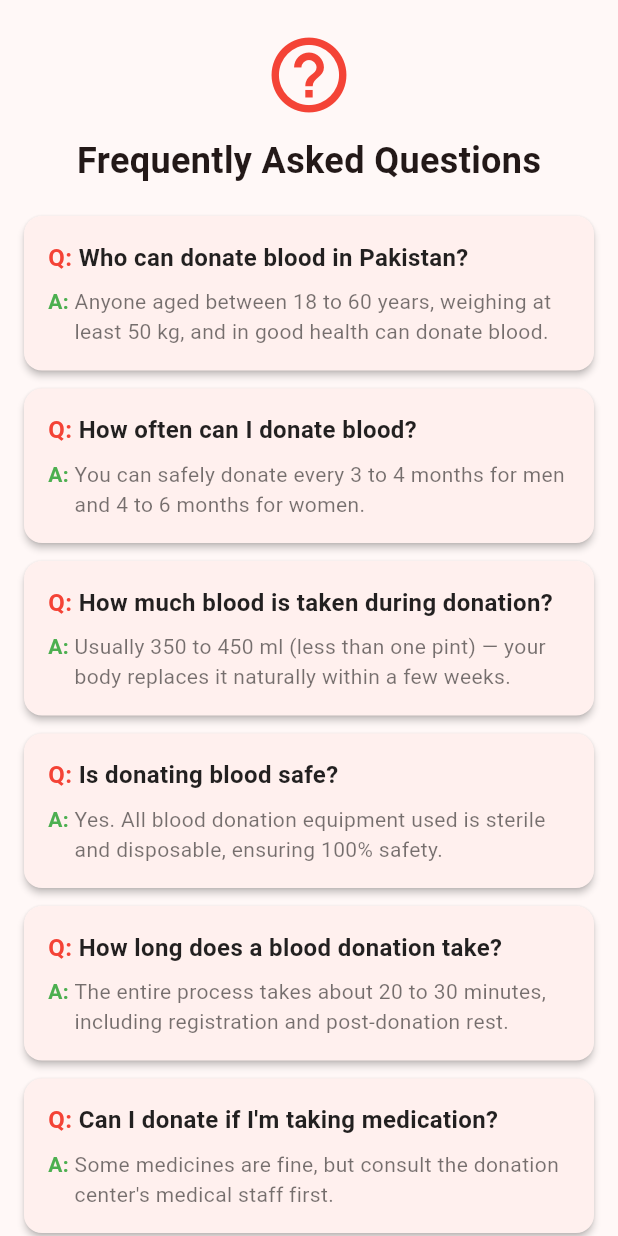
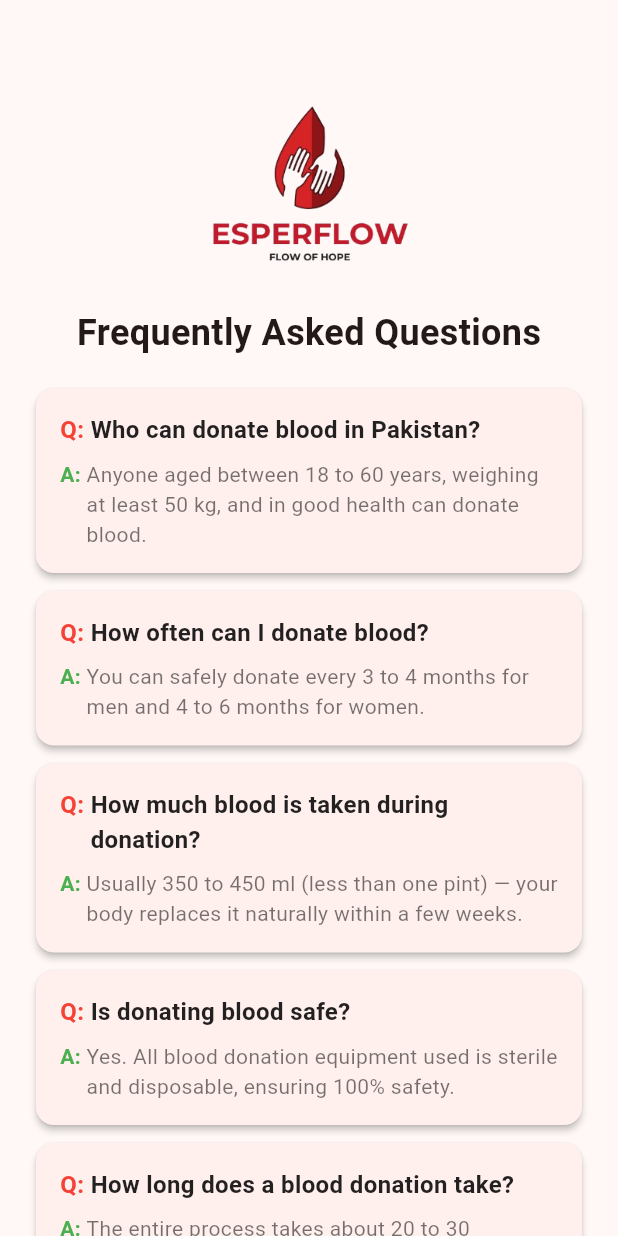
Before and after one commit to Abdul-Hadi-Jalil/EsperFlow, a Flutter app: the FaqScreen screen opened directly, on a phone screen of 412 x 824 dp. Run offline on Flutter 3.47's test engine with Material 3 defaults, Android fonts, the phone set to English and light mode, and no system bars.

Commit message:
made few adjustments in each screen.

```diff
--- a/lib/main.dart
+++ b/lib/main.dart
@@ -20,7 +20,7 @@ class MyApp extends StatelessWidget {
     return MaterialApp(
       title: 'Flutter Demo',
       theme: ThemeData(colorScheme: .fromSeed(seedColor: Colors.red)),
-      home: ProfileScreen(),
+      home: FaqScreen(),
     );
   }
 }
--- a/lib/screens/faq_screen.dart
+++ b/lib/screens/faq_screen.dart
@@ -7,6 +7,13 @@ class FaqScreen extends StatelessWidget {
   Widget build(BuildContext context) {
     return Scaffold(
       body: SingleChildScrollView(
+        child: Padding(
+          padding: const EdgeInsets.only(
+            left: 8.0,
+            bottom: 8,
+            top: 25,
+            right: 8,
+          ),
           child: Column(
             children: [
               // logo and text
@@ -14,12 +21,18 @@ class FaqScreen extends StatelessWidget {
                 padding: EdgeInsets.all(20),
                 child: Column(
                   children: [
-                  // TODO: Add your logo here
-                  Icon(Icons.help_outline, size: 60, color: Colors.red),
+                    Image.asset(
+                      'assets/images/esperflow_logo.png',
+                      height: 150,
+                      width: 150,
+                    ),
                     SizedBox(height: 10),
                     Text(
                       'Frequently Asked Questions',
-                    style: TextStyle(fontSize: 24, fontWeight: FontWeight.bold),
+                      style: TextStyle(
+                        fontSize: 24,
+                        fontWeight: FontWeight.bold,
+                      ),
                     ),
                   ],
                 ),
@@ -72,6 +85,7 @@ class FaqScreen extends StatelessWidget {
                 ),
               ),
             ],
+          ),
         ),
       ),
     );
--- a/lib/screens/register_screen.dart
+++ b/lib/screens/register_screen.dart
@@ -26,8 +26,8 @@ class _RegisterScreenState extends State<RegisterScreen> {
     ];
 
     return Scaffold(
-      body: Container(
-        padding: EdgeInsets.all(10),
+      body: Padding(
+        padding: const EdgeInsets.all(20),
         child: Column(
           children: [
             // logo
@@ -72,7 +72,6 @@ class _RegisterScreenState extends State<RegisterScreen> {
             // drop down menu for blood group selection
             Container(
               padding: EdgeInsets.symmetric(horizontal: 15),
-              margin: EdgeInsets.symmetric(horizontal: 25),
               decoration: BoxDecoration(
                 color: Colors.red.shade50,
                 borderRadius: BorderRadius.circular(9),
--- a/lib/widgets/menu_item_card.dart
+++ b/lib/widgets/menu_item_card.dart
@@ -14,7 +14,6 @@ class MenuItemCard extends StatelessWidget {
       decoration: BoxDecoration(
         border: Border.all(width: 1, color: Colors.grey.shade400),
         borderRadius: BorderRadius.circular(7),
-        color: Colors.white,
       ),
       child: Row(
         children: [
```
Also changed, not shown: lib/screens/home_screen.dart (+1 -7 lines), lib/screens/login_screen.dart (+11 -8 lines), assets/images/esperflow_logo.png, assets/images/home_screen_footer.png. Lines whose indentation alone changed are shown as unchanged.
